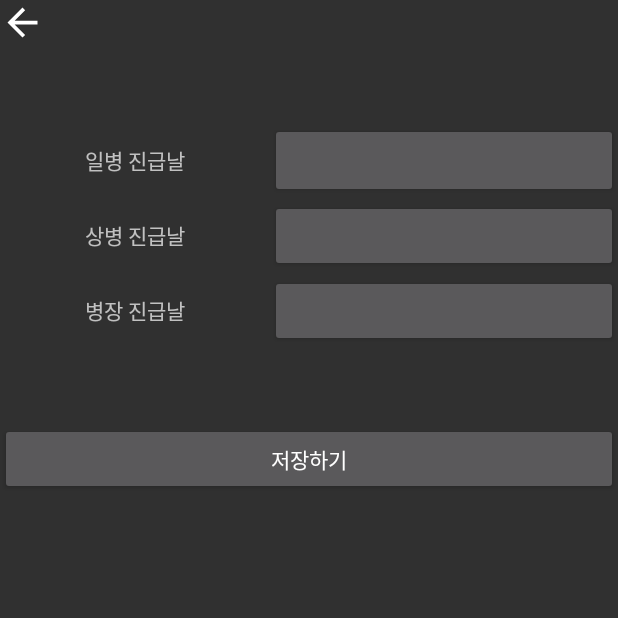
After one commit to youngthe/Android, an Android app: the SettingsActivity screen opened directly, with no data from a screen before it, on a phone screen of 412 x 824 dp, the top half of it. The commit adds this screen. Run offline under Robolectric (Android 15) with nearby library versions, the phone set to English and light mode, and no system bars; our stand-ins replace androidx.preference.

Commit message:
Type:Feat Big feat

```diff
--- /dev/null
+++ b/app/src/main/java/com/example/myapp/SettingsActivity.java
@@ -0,0 +1,93 @@
+package com.example.myapp;
+
+import android.app.DatePickerDialog;
+import android.content.Intent;
+import android.os.Bundle;
+import android.view.View;
+import android.widget.DatePicker;
+
+import androidx.appcompat.app.ActionBar;
+import androidx.appcompat.app.AppCompatActivity;
+import androidx.preference.PreferenceFragmentCompat;
+
+import java.util.Calendar;
+
+public class SettingsActivity extends AppCompatActivity {
+
+    int oneLevelyear; //일병 진급해
+    int oneLevelmonth; //일병 진급월
+    int oneLevelDay; //일병 진급일
+    int twoLevelyear; //상병 진급해
+    int twoLevelmonth; //상병 진급월
+    int twoLevelDay; //상병 진급일
+    int threeLevelyear; //병장 진급해
+    int threeLevelmonth; //병장 진급월
+    int threeLevelDay; //병장 진급일
+
+    @Override
+    protected void onCreate(Bundle savedInstanceState) {
+        super.onCreate(savedInstanceState);
+        setContentView(R.layout.activity_set_level);
+        }
+
+        public void onClickBackSetting(View view){
+            Intent intent = new Intent(this, Setting.class);
+            startActivity(intent);
+            finish();
+        }
+
+    public void setDatePicker(){
+        Calendar Date = Calendar.getInstance();
+        int year = Date.get(Calendar.YEAR);
+        int month = Date.get(Calendar.MONTH);
+        int day = Date.get(Calendar.DAY_OF_MONTH);
+        DatePickerDialog dialog1 = new DatePickerDialog(this, listener1,year,month,day);
+        DatePickerDialog dialog2 = new DatePickerDialog(this, listener2,year,month,day);
+        bt1 = findViewById(R.id.bt1);
+        bt1.setOnClickListener(new View.OnClickListener(){
+                                   public void onClick(View view){
+                                       dialog1.show();
+                                   }
+                               }
+        );
+
+        bt2 = findViewById(R.id.bt2);
+        bt2.setOnClickListener(new View.OnClickListener(){
+                                   public void onClick(View view){
+                                       //입대일 버튼 누를 시 데이트피커 창 오픈
+                                       dialog2.show();
+                                   }
+                               }
+        );
+    }
+
+    private DatePickerDialog.OnDateSetListener listener1 = new DatePickerDialog.OnDateSetListener() {
+        @Override
+        public void onDateSet(DatePicker view, int year, int monthOfYear, int dayOfMonth) {
+            oneLevelyear = year;
+            oneLevelmonth = (monthOfYear+1);
+            oneLevelDay = dayOfMonth;
+            bt1.setText(year+"."+(monthOfYear+1)+"."+ dayOfMonth);
+        }
+    };
+
+    //전역 데이트피커 입력
+    private DatePickerDialog.OnDateSetListener listener2 = new DatePickerDialog.OnDateSetListener() {
+        @Override
+        public void onDateSet(DatePicker view, int year, int monthOfYear, int dayOfMonth) {
+            twoLevelyear = year;
+            twoLevelmonth = (monthOfYear+1);
+            twoLevelDay = dayOfMonth;
+            bt2.setText(year+"."+(monthOfYear+1)+"."+ dayOfMonth);
+        }
+    };
+    private DatePickerDialog.OnDateSetListener listener3 = new DatePickerDialog.OnDateSetListener() {
+        @Override
+        public void onDateSet(DatePicker view, int year, int monthOfYear, int dayOfMonth) {
+            threeLevelyear = year;
+            threeLevelmonth = (monthOfYear+1);
+            threeLevelDay = dayOfMonth;
+            bt2.setText(year+"."+(monthOfYear+1)+"."+ dayOfMonth);
+        }
+    };
+}
--- /dev/null
+++ b/app/src/main/res/layout/activity_set_level.xml
@@ -0,0 +1,107 @@
+<?xml version="1.0" encoding="utf-8"?>
+<androidx.constraintlayout.widget.ConstraintLayout xmlns:android="http://schemas.android.com/apk/res/android"
+    xmlns:app="http://schemas.android.com/apk/res-auto"
+    xmlns:tools="http://schemas.android.com/tools"
+    android:layout_width="match_parent"
+    android:layout_height="match_parent"
+    tools:context=".Setting">
+    <LinearLayout
+        android:layout_width="match_parent"
+        android:layout_height="match_parent"
+        android:orientation="vertical"
+        android:weightSum="10">
+        <LinearLayout
+            android:layout_width="match_parent"
+            android:layout_height="0dp"
+            android:layout_weight="1">
+            <ImageView
+                android:id="@+id/back"
+                android:layout_width="30dp"
+                android:layout_height="30dp"
+                android:src="@drawable/abc_vector_test"
+                android:onClick="onClickBackSetting"/>
+        </LinearLayout>
+        <LinearLayout
+            android:layout_width="match_parent"
+            android:layout_height="0dp"
+            android:layout_weight="9">
+
+            <TableLayout
+                android:layout_width="match_parent"
+                android:layout_height="match_parent"
+                android:stretchColumns="1"
+                android:shrinkColumns="*">
+                <TableRow>
+                    <TextView
+                        android:id="@+id/textView1"
+                        android:layout_width="180dp"
+                        android:layout_height="match_parent"
+                        android:text="일병 진급날"
+                        android:gravity="center_vertical|center"
+                        />
+
+                    <Button
+                        android:id="@+id/bt1"
+                        android:layout_width="50dp"
+                        android:layout_height="50dp"
+                        android:text=""
+                        android:layout_span="3"/>
+                </TableRow>
+
+                <TableRow>
+                    <TextView
+                        android:id="@+id/textView2"
+                        android:layout_width="80dp"
+                        android:layout_height="50dp"
+                        android:text="상병 진급날"
+                        android:gravity="center"/>
+                    <Button
+                        android:id="@+id/bt2"
+                        android:layout_width="wrap_content"
+                        android:layout_height="wrap_content"
+                        android:text=""
+                        android:layout_span="3"/>
+                </TableRow>
+
+                <TableRow>
+                    <TextView
+                        android:id="@+id/textView3"
+                        android:layout_width="80dp"
+                        android:layout_height="50dp"
+                        android:text="병장 진급날"
+                        android:gravity="center"/>
+
+                    <Button
+                        android:id="@+id/bt3"
+                        android:layout_width="wrap_content"
+                        android:layout_height="wrap_content"
+                        android:text=""
+                        android:layout_span="3"/>
+                </TableRow>
+
+                <TableRow>
+                    <TextView
+                        android:layout_width="match_parent"
+                        android:layout_height="50dp"
+                        android:layout_span="4">
+                    </TextView>
+                </TableRow>
+                <TableRow>
+                    <Button
+                        android:id="@+id/set_button2"
+                        android:layout_width="wrap_content"
+                        android:layout_height="wrap_content"
+                        android:text="저장하기"
+                        android:layout_span="4"
+                        android:onClick="onClickSave"/>
+                </TableRow>
+
+            </TableLayout>
+
+        </LinearLayout>
+
+    </LinearLayout>
+
+
+
+</androidx.constraintlayout.widget.ConstraintLayout>
--- a/app/src/main/res/layout/activity_setting.xml
+++ b/app/src/main/res/layout/activity_setting.xml
@@ -116,7 +116,7 @@
             android:id="@+id/textView5"
             android:layout_width="match_parent"
             android:layout_height="match_parent"
-            android:text="이미지 추가"
+            android:text="진급 날짜 변경"
             android:gravity="center" />
 
         <Button
```
Also changed, not shown: app/src/main/AndroidManifest.xml (+5 -2 lines), app/src/main/res/xml/root_preferences.xml (added, +35 -0 lines).
